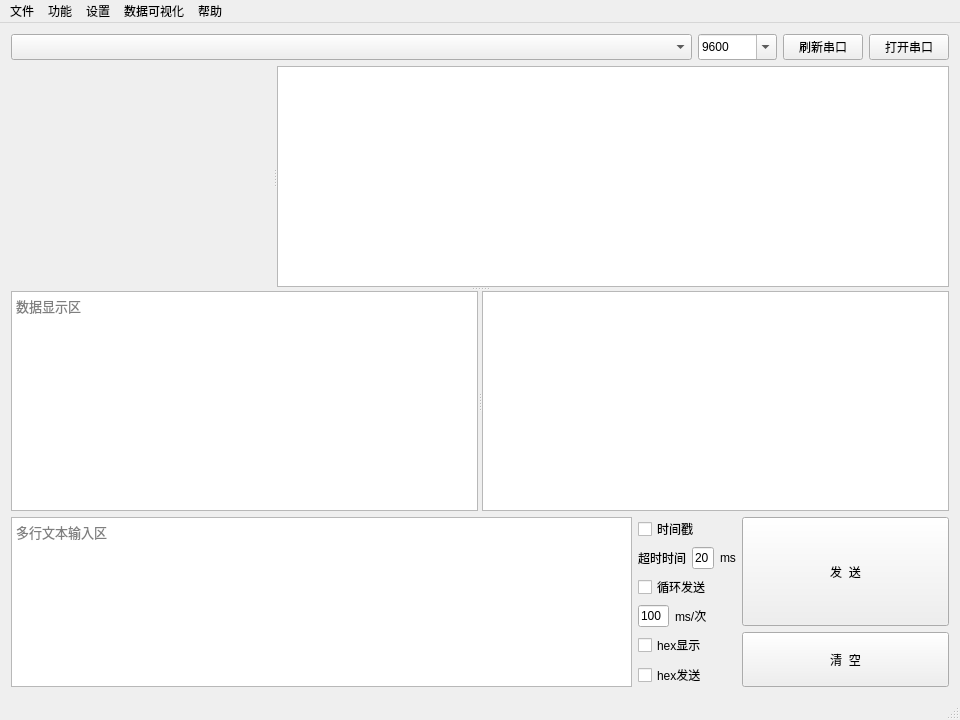
First picture: the form in ComAssistant/ui/mainwindow.ui, repository petertheprocess/ComAssistant, before the edit.
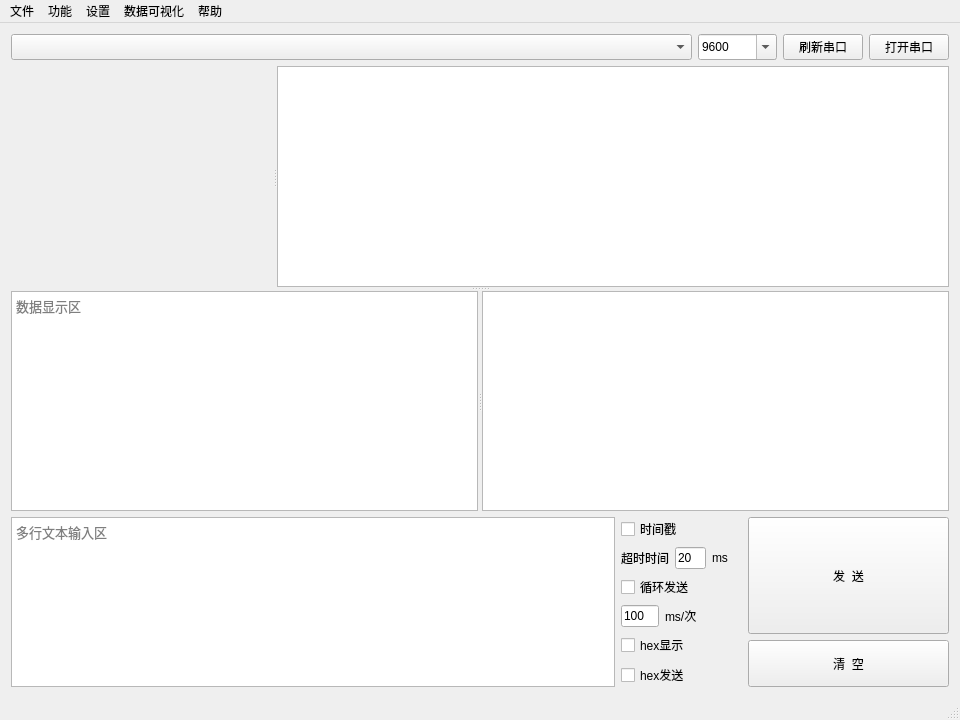
Second picture: the form after the edit. Custom widgets are drawn as their Qt base class.

Diff of the .ui file:
```diff
--- a/ComAssistant/ui/mainwindow.ui
+++ b/ComAssistant/ui/mainwindow.ui
@@ -14,7 +14,7 @@
    <string>串口调试助手</string>
   </property>
   <widget class="QWidget" name="centralWidget">
-   <layout class="QGridLayout" name="gridLayout" rowstretch="0,15,1">
+   <layout class="QGridLayout" name="gridLayout" rowstretch="1,18,1" columnstretch="0" rowminimumheight="0,0,0">
     <item row="0" column="0">
      <layout class="QHBoxLayout" name="horizontalLayout_0" stretch="1,0,0,0">
       <item>
@@ -171,7 +171,7 @@
      </layout>
     </item>
     <item row="2" column="0">
-     <layout class="QHBoxLayout" name="horizontalLayout_3" stretch="75,10,25">
+     <layout class="QHBoxLayout" name="horizontalLayout_input" stretch="75,15,25">
       <item>
        <widget class="QTextEdit" name="textEdit">
         <property name="font">
@@ -307,7 +307,7 @@
        </layout>
       </item>
       <item>
-       <layout class="QGridLayout" name="gridLayout_2" rowstretch="2,1">
+       <layout class="QGridLayout" name="gridLayout_2" rowstretch="5,2">
         <item row="1" column="0">
          <widget class="QPushButton" name="clearWindows">
           <property name="sizePolicy">
```
Left out of the diff: 25 changed lines with no effect on the pictures. Lines whose indentation alone changed are shown as unchanged.
